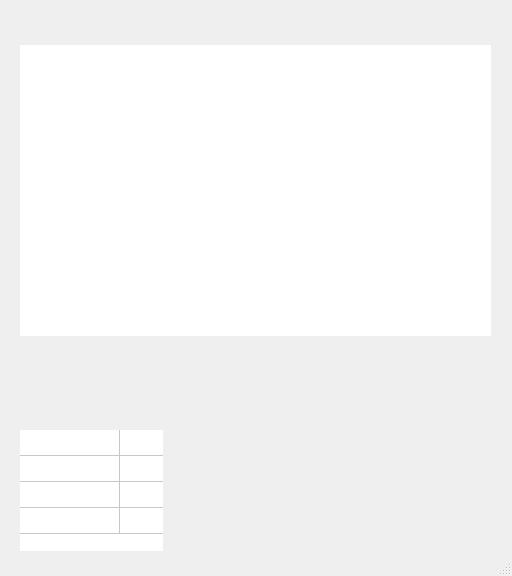
This is StyDetailWindow.ui in 1ncrd/Farm as Qt 5 draws it before an edit. The edited form follows.
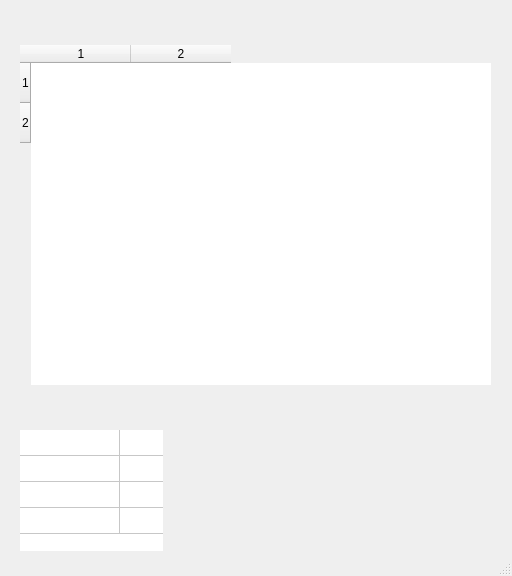
This is the edited form.

Patch:
```diff
--- a/StyDetailWindow.ui
+++ b/StyDetailWindow.ui
@@ -20,7 +20,7 @@
       <x>20</x>
       <y>45</y>
       <width>471</width>
-      <height>291</height>
+      <height>340</height>
      </rect>
     </property>
     <property name="sizePolicy">
@@ -70,14 +70,20 @@
     <property name="textElideMode">
      <enum>Qt::ElideMiddle</enum>
     </property>
+    <property name="showGrid">
+     <bool>false</bool>
+    </property>
     <property name="gridStyle">
-     <enum>Qt::SolidLine</enum>
+     <enum>Qt::DotLine</enum>
+    </property>
+    <property name="cornerButtonEnabled">
+     <bool>false</bool>
     </property>
     <property name="rowCount">
-     <number>0</number>
+     <number>2</number>
     </property>
     <property name="columnCount">
-     <number>0</number>
+     <number>2</number>
     </property>
     <attribute name="horizontalHeaderVisible">
      <bool>true</bool>
@@ -100,6 +106,10 @@
     <attribute name="verticalHeaderHighlightSections">
      <bool>true</bool>
     </attribute>
+    <row/>
+    <row/>
+    <column/>
+    <column/>
    </widget>
    <widget class="QLabel" name="label_title">
     <property name="geometry">
```
Left out of the diff: 2 changed lines with no effect on the pictures.
